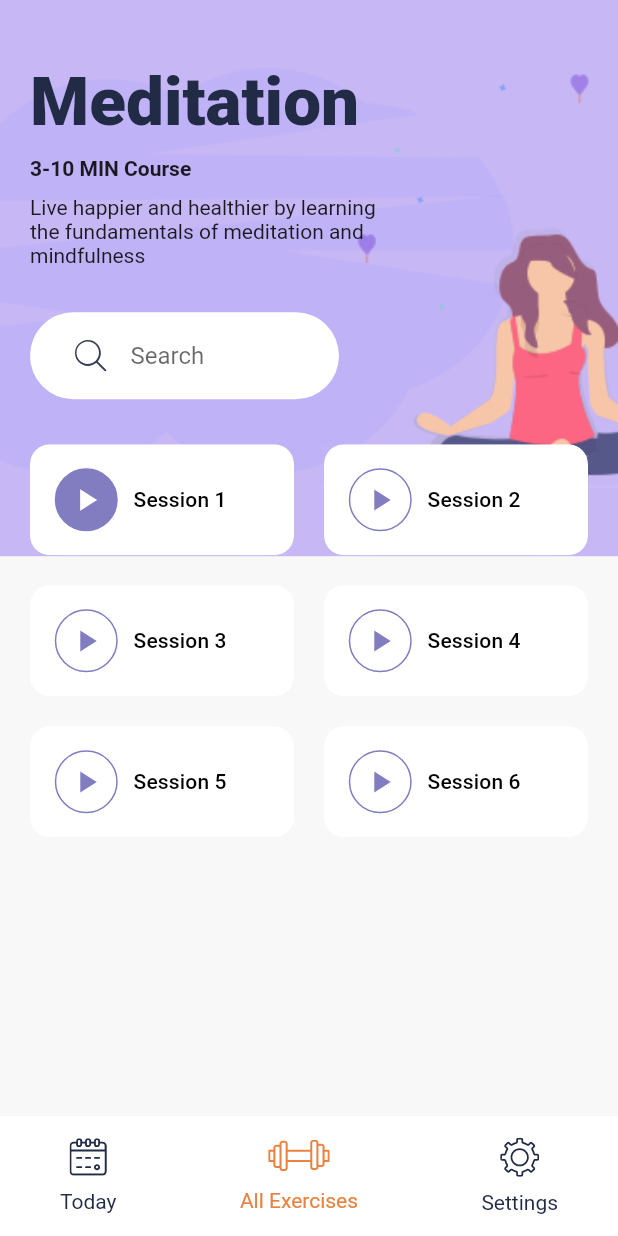
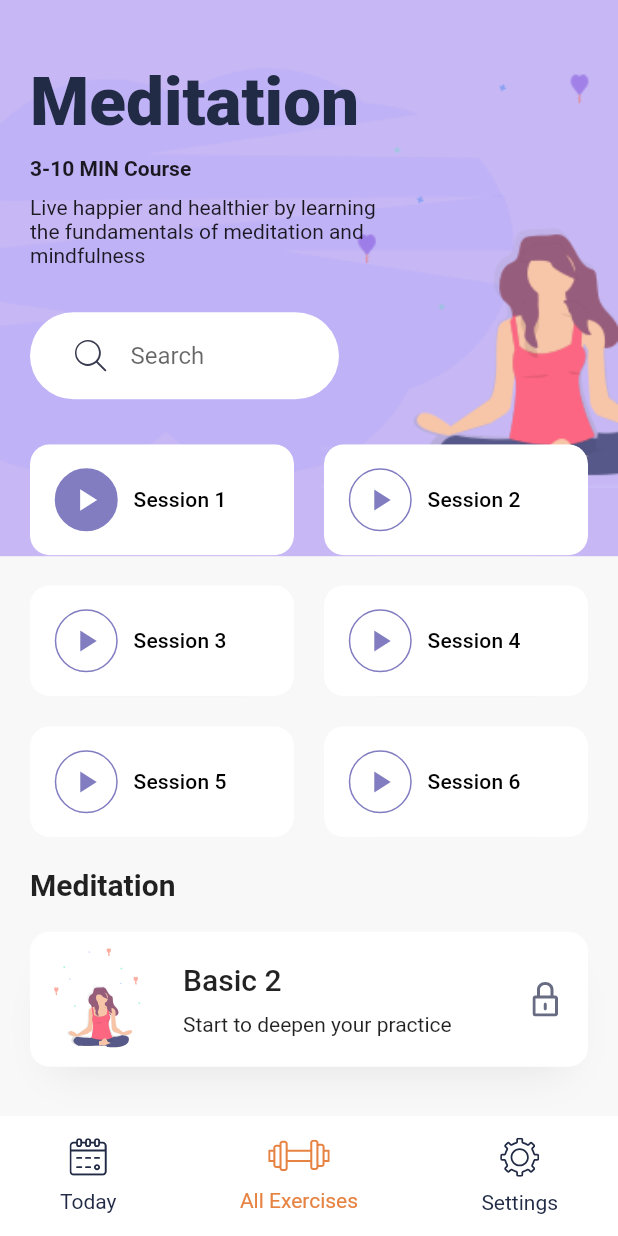
Before and after one commit to j-pcgoncalves/meditation_app, a Flutter app: the DetailsScreen screen opened directly, on a phone screen of 412 x 824 dp. Run offline on Flutter 3.47's test engine with Material 2 defaults, Android fonts, the phone set to English and light mode, and no system bars; our stand-ins replace flutter_svg.

Commit message:
finish DetailslScreen

```diff
--- a/lib/screens/details_screen.dart
+++ b/lib/screens/details_screen.dart
@@ -1,4 +1,5 @@
 import 'package:flutter/material.dart';
+import 'package:flutter_svg/flutter_svg.dart';
 import 'package:meditation_app/constants.dart';
 import 'package:meditation_app/widgets/bottom_nav_bar.dart';
 import 'package:meditation_app/widgets/search_bar.dart';
@@ -87,7 +88,57 @@ class DetailsScreen extends StatelessWidget {
                           press: () {},
                         ),
                       ],
-                    )
+                    ),
+                    const SizedBox(height: 20),
+                    Text(
+                      'Meditation',
+                      style: Theme.of(context)
+                          .textTheme
+                          .titleLarge
+                          .copyWith(fontWeight: FontWeight.bold),
+                    ),
+                    Container(
+                      margin: const EdgeInsets.symmetric(vertical: 20),
+                      padding: const EdgeInsets.all(10),
+                      height: 90,
+                      decoration: BoxDecoration(
+                        color: Colors.white,
+                        borderRadius: BorderRadius.circular(13),
+                        boxShadow: const [
+                          BoxShadow(
+                            offset: Offset(0, 17),
+                            blurRadius: 23,
+                            spreadRadius: -13,
+                            color: kShadowColor,
+                          ),
+                        ],
+                      ),
+                      child: Row(
+                        children: <Widget>[
+                          SvgPicture.asset(
+                            'assets/icons/Meditation_women_small.svg',
+                          ),
+                          const SizedBox(width: 20),
+                          Expanded(
+                            child: Column(
+                              mainAxisAlignment: MainAxisAlignment.spaceEvenly,
+                              crossAxisAlignment: CrossAxisAlignment.start,
+                              children: <Widget>[
+                                Text(
+                                  'Basic 2',
+                                  style: Theme.of(context).textTheme.titleLarge,
+                                ),
+                                const Text('Start to deepen your practice'),
+                              ],
+                            ),
+                          ),
+                          Padding(
+                            padding: const EdgeInsets.all(10),
+                            child: SvgPicture.asset('assets/icons/Lock.svg'),
+                          ),
+                        ],
+                      ),
+                    ),
                   ],
                 ),
               ),
```
